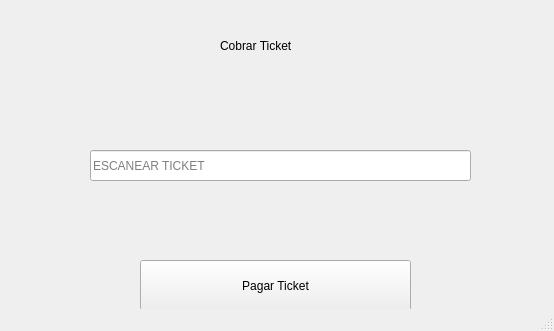
adriii0104/loteria_sistema, file UI/cobrarticket.ui: the form before one commit.
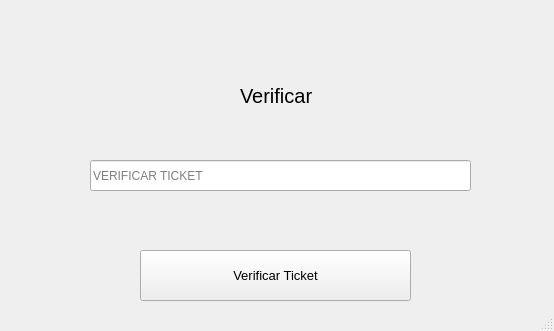
The form after the commit.

Patch:
```diff
--- a/UI/cobrarticket.ui
+++ b/UI/cobrarticket.ui
@@ -22,46 +22,60 @@
    <widget class="QLabel" name="label">
     <property name="geometry">
      <rect>
-      <x>220</x>
-      <y>30</y>
+      <x>240</x>
+      <y>80</y>
       <width>121</width>
       <height>31</height>
      </rect>
     </property>
+    <property name="font">
+     <font>
+      <pointsize>15</pointsize>
+     </font>
+    </property>
     <property name="styleSheet">
      <string notr="true">font: 14pt &quot;MS Shell Dlg 2&quot;;</string>
     </property>
     <property name="text">
-     <string>Cobrar Ticket</string>
+     <string>Verificar</string>
     </property>
    </widget>
    <widget class="QLineEdit" name="escanear_ticket">
     <property name="geometry">
      <rect>
       <x>90</x>
-      <y>150</y>
+      <y>160</y>
       <width>381</width>
       <height>31</height>
      </rect>
     </property>
     <property name="placeholderText">
-     <string>ESCANEAR TICKET</string>
+     <string>VERIFICAR TICKET</string>
     </property>
    </widget>
    <widget class="QPushButton" name="pagar_ticket">
     <property name="geometry">
      <rect>
       <x>140</x>
-      <y>260</y>
+      <y>250</y>
       <width>271</width>
       <height>51</height>
      </rect>
     </property>
+    <property name="font">
+     <font>
+      <family>MS Shell Dlg 2</family>
+      <pointsize>10</pointsize>
+      <weight>50</weight>
+      <italic>false</italic>
+      <bold>false</bold>
+     </font>
+    </property>
     <property name="styleSheet">
      <string notr="true">font: 13pt &quot;MS Shell Dlg 2&quot;;</string>
     </property>
     <property name="text">
-     <string>Pagar Ticket</string>
+     <string>Verificar Ticket</string>
     </property>
    </widget>
   </widget>
```
Left out of the diff: 4 changed lines with no effect on the pictures.
